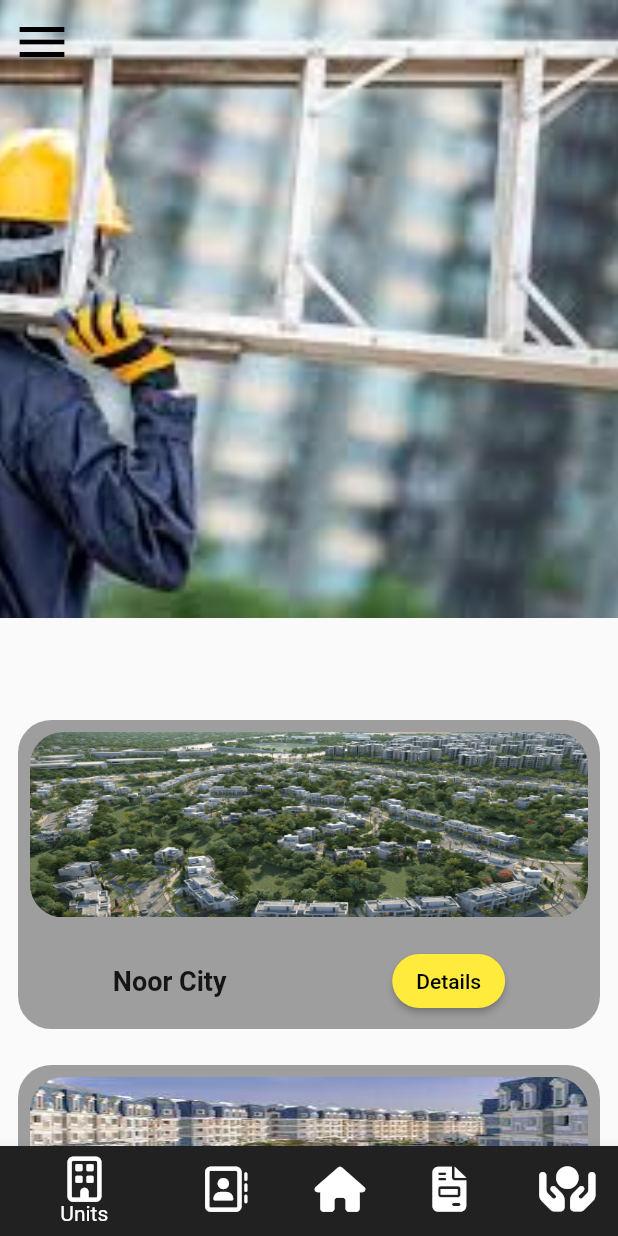
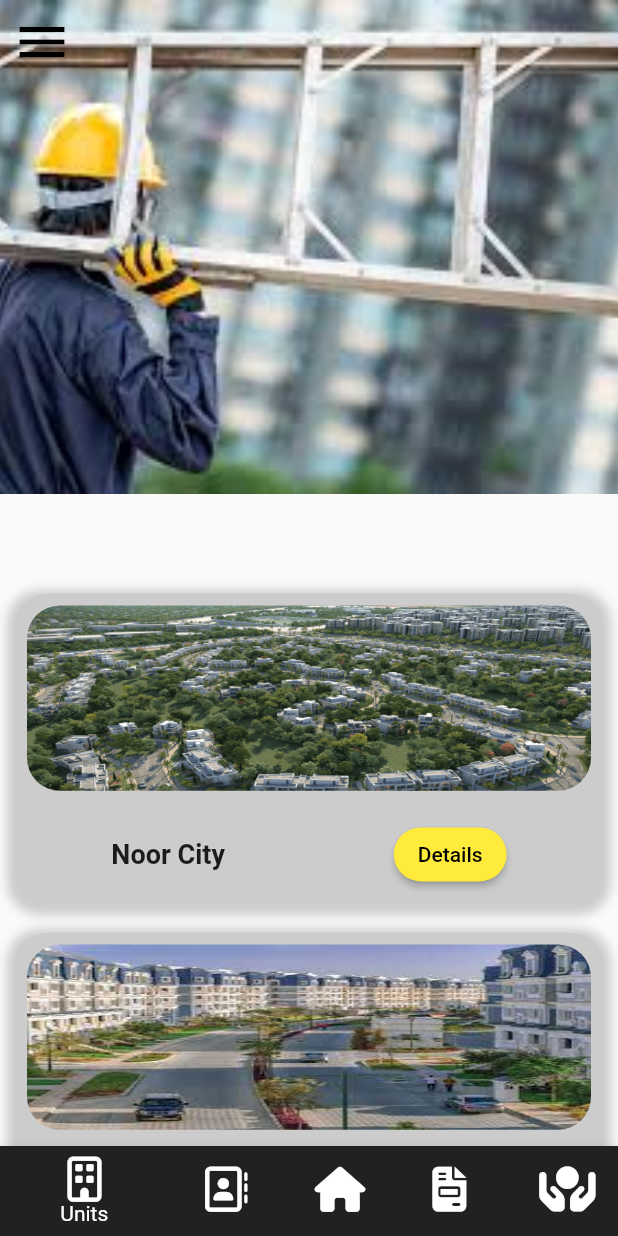
Before and after one commit to SalmaOsman23/helmet_facility, a Flutter app: the Home screen opened by its route, on a phone screen of 412 x 824 dp. Run offline on Flutter 3.47's test engine with Material 2 defaults, Android fonts, the phone set to English and light mode, and no system bars; our stand-ins replace font_awesome_flutter.

Commit message:
last edits

```diff
--- a/lib/home_screen/home.dart
+++ b/lib/home_screen/home.dart
@@ -29,7 +29,7 @@ class Home extends StatelessWidget {
                     AppAssets.homeimage,
                     fit: BoxFit.cover,
                     width: double.infinity,
-                    height: MediaQuery.of(context).size.height * 0.5,
+                    height: MediaQuery.of(context).size.height * 0.4,
                   ),
                   ListView.builder(
                     shrinkWrap: true,
@@ -168,11 +168,21 @@ class Home extends StatelessWidget {
 
   Widget PostContainer(String image, String cityName, BuildContext context) {
     return Container(
-      height: MediaQuery.of(context).size.height * .25,
+      height: MediaQuery.of(context).size.height * 0.25,
       padding: EdgeInsets.all(8),
-      margin: EdgeInsets.all(12),
+      margin: EdgeInsets.all(10),
       decoration: BoxDecoration(
-          borderRadius: BorderRadius.circular(22), color: Colors.grey),
+        borderRadius: BorderRadius.circular(22),
+        color: Color(0xffCCCCCC),
+        boxShadow: [
+          BoxShadow(
+            color: Colors.grey.withOpacity(0.5),
+            spreadRadius: 5,
+            blurRadius: 5,
+            offset: Offset(0, 3),
+          ),
+        ],
+      ),
       child: Column(
         crossAxisAlignment: CrossAxisAlignment.stretch,
         children: [
```
